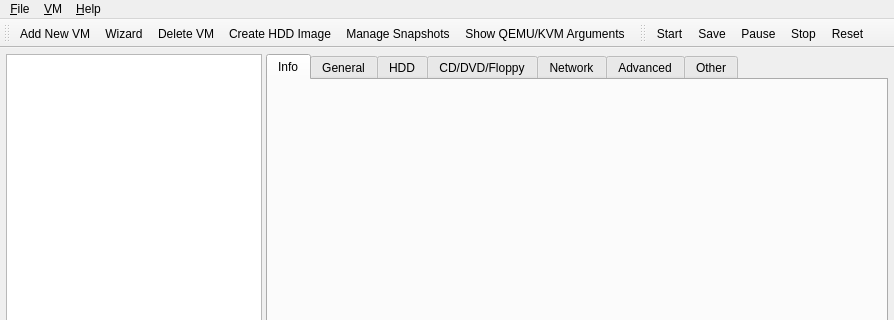
This is src/Main_Window.ui in tobimensch/aqemu as Qt 5 draws it before an edit; both pictures show x 0 to 894 and y 0 to 320 of the 894 by 782 pixel window. The edited form follows.
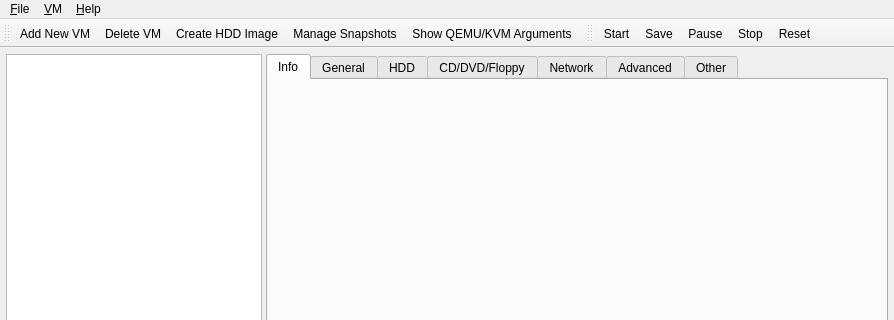
This is the edited form. Icons and pictures are not drawn.

Commit message: The wizard is now the default for adding new VMs.

The edit to the form file:
```diff
--- a/src/Main_Window.ui
+++ b/src/Main_Window.ui
@@ -4568,7 +4568,6 @@
     <bool>false</bool>
    </attribute>
    <addaction name="actionAdd_New_VM"/>
-   <addaction name="actionShow_New_VM_Wizard"/>
    <addaction name="actionDelete_VM"/>
    <addaction name="actionCreate_HDD_Image"/>
    <addaction name="actionManage_Snapshots"/>
```
Left out of the diff: 1 changed line with no effect on the pictures. The commit also changes 3 other files.
